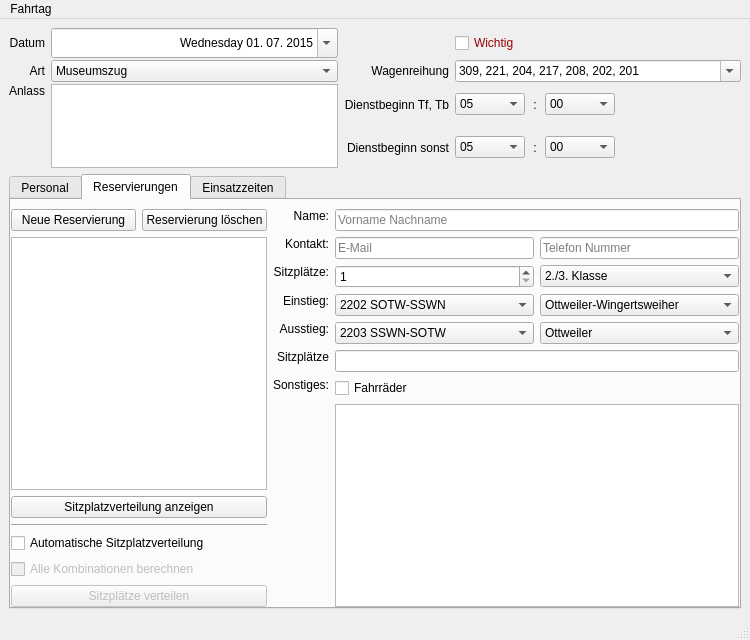
Old version of the form Programm/fahrtagwindow.ui in the repository philjosch/Einsatzplaner.
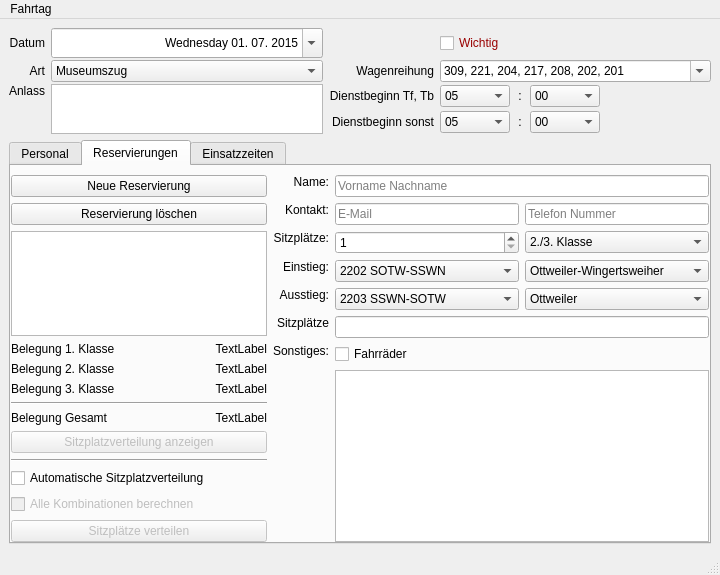
New version of the form. The open tabs and pages were chosen to show the change.

```diff
--- a/Programm/fahrtagwindow.ui
+++ b/Programm/fahrtagwindow.ui
@@ -6,8 +6,8 @@
    <rect>
     <x>0</x>
     <y>0</y>
-    <width>750</width>
-    <height>640</height>
+    <width>720</width>
+    <height>575</height>
    </rect>
   </property>
   <property name="sizePolicy">
@@ -631,7 +631,7 @@
          <number>6</number>
         </property>
         <item row="0" column="0">
-         <layout class="QGridLayout" name="gridNavigator" rowstretch="0,1,0,0,0,0,0" columnstretch="1,1">
+         <layout class="QGridLayout" name="gridNavigator" rowstretch="0,1,0,0,0,0,0,0,0,0,0,0,0" columnstretch="1,1">
           <property name="leftMargin">
            <number>0</number>
           </property>
@@ -647,48 +647,72 @@
           <property name="spacing">
            <number>6</number>
           </property>
-          <item row="1" column="0" colspan="2">
-           <widget class="QListWidget" name="listRes">
-            <property name="minimumSize">
-             <size>
-              <width>0</width>
-              <height>0</height>
-             </size>
-            </property>
-           </widget>
-          </item>
-          <item row="2" column="0" colspan="2">
-           <widget class="QPushButton" name="buttonShow">
-            <property name="enabled">
-             <bool>true</bool>
-            </property>
+          <item row="5" column="0">
+           <widget class="QLabel" name="label_13">
             <property name="text">
-             <string>Sitzplatzverteilung anzeigen</string>
+             <string>Belegung 3. Klasse</string>
             </property>
            </widget>
           </item>
-          <item row="0" column="1">
-           <widget class="QPushButton" name="buttonDelete">
-            <property name="text">
-             <string>Reservierung löschen</string>
-            </property>
-           </widget>
-          </item>
-          <item row="0" column="0">
+          <item row="0" column="0" colspan="2">
            <widget class="QPushButton" name="buttonAdd">
             <property name="text">
              <string>Neue Reservierung</string>
             </property>
            </widget>
           </item>
-          <item row="3" column="0" colspan="2">
+          <item row="4" column="1">
+           <widget class="QLabel" name="labelBelegtZweite">
+            <property name="text">
+             <string>TextLabel</string>
+            </property>
+            <property name="alignment">
+             <set>Qt::AlignRight|Qt::AlignTrailing|Qt::AlignVCenter</set>
+            </property>
+           </widget>
+          </item>
+          <item row="7" column="0">
+           <widget class="QLabel" name="label_14">
+            <property name="text">
+             <string>Belegung Gesamt</string>
+            </property>
+           </widget>
+          </item>
+          <item row="1" column="0" colspan="2">
+           <widget class="QPushButton" name="buttonDelete">
+            <property name="text">
+             <string>Reservierung löschen</string>
+            </property>
+           </widget>
+          </item>
+          <item row="12" column="0" colspan="2">
+           <widget class="QPushButton" name="buttonVerteile">
+            <property name="enabled">
+             <bool>false</bool>
+            </property>
+            <property name="text">
+             <string>Sitzplätze verteilen</string>
+            </property>
+           </widget>
+          </item>
+          <item row="9" column="0" colspan="2">
            <widget class="Line" name="line_2">
             <property name="orientation">
              <enum>Qt::Horizontal</enum>
             </property>
            </widget>
           </item>
-          <item row="4" column="0" colspan="2">
+          <item row="8" column="0" colspan="2">
+           <widget class="QPushButton" name="buttonShow">
+            <property name="enabled">
+             <bool>false</bool>
+            </property>
+            <property name="text">
+             <string>Sitzplatzverteilung anzeigen</string>
+            </property>
+           </widget>
+          </item>
+          <item row="10" column="0" colspan="2">
            <widget class="QCheckBox" name="checkBoxAuto">
             <property name="enabled">
              <bool>true</bool>
@@ -698,17 +722,7 @@
             </property>
            </widget>
           </item>
-          <item row="6" column="0" colspan="2">
-           <widget class="QPushButton" name="buttonVerteile">
-            <property name="enabled">
-             <bool>false</bool>
-            </property>
-            <property name="text">
-             <string>Sitzplätze verteilen</string>
-            </property>
-           </widget>
-          </item>
-          <item row="5" column="0" colspan="2">
+          <item row="11" column="0" colspan="2">
            <widget class="QCheckBox" name="checkBoxAll">
             <property name="enabled">
              <bool>false</bool>
@@ -718,6 +732,76 @@
             </property>
            </widget>
           </item>
+          <item row="4" column="0">
+           <widget class="QLabel" name="label_10">
+            <property name="text">
+             <string>Belegung 2. Klasse</string>
+            </property>
+           </widget>
+          </item>
+          <item row="3" column="0">
+           <widget class="QLabel" name="label_9">
+            <property name="text">
+             <string>Belegung 1. Klasse</string>
+            </property>
+           </widget>
+          </item>
+          <item row="7" column="1">
+           <widget class="QLabel" name="labelBelegtGesamt">
+            <property name="text">
+             <string>TextLabel</string>
+            </property>
+            <property name="alignment">
+             <set>Qt::AlignRight|Qt::AlignTrailing|Qt::AlignVCenter</set>
+            </property>
+           </widget>
+          </item>
+          <item row="5" column="1">
+           <widget class="QLabel" name="labelBelegtDritte">
+            <property name="text">
+             <string>TextLabel</string>
+            </property>
+            <property name="alignment">
+             <set>Qt::AlignRight|Qt::AlignTrailing|Qt::AlignVCenter</set>
+            </property>
+           </widget>
+          </item>
+          <item row="3" column="1">
+           <widget class="QLabel" name="labelBelegtErste">
+            <property name="text">
+             <string>TextLabel</string>
+            </property>
+            <property name="alignment">
+             <set>Qt::AlignRight|Qt::AlignTrailing|Qt::AlignVCenter</set>
+            </property>
+           </widget>
+          </item>
+          <item row="2" column="0" colspan="2">
+           <widget class="QListWidget" name="listRes">
+            <property name="minimumSize">
+             <size>
+              <width>0</width>
+              <height>0</height>
+             </size>
+            </property>
+           </widget>
+          </item>
+          <item row="6" column="0" colspan="2">
+           <widget class="Line" name="line_3">
+            <property name="minimumSize">
+             <size>
+              <width>0</width>
+              <height>0</height>
+             </size>
+            </property>
+            <property name="lineWidth">
+             <number>1</number>
+            </property>
+            <property name="orientation">
+             <enum>Qt::Horizontal</enum>
+            </property>
+           </widget>
+          </item>
          </layout>
         </item>
         <item row="0" column="1">
@@ -1991,7 +2075,7 @@
     <rect>
      <x>0</x>
      <y>0</y>
-     <width>750</width>
+     <width>720</width>
      <height>22</height>
     </rect>
    </property>
```
Left out of the diff: 15 changed lines with no effect on the pictures.
